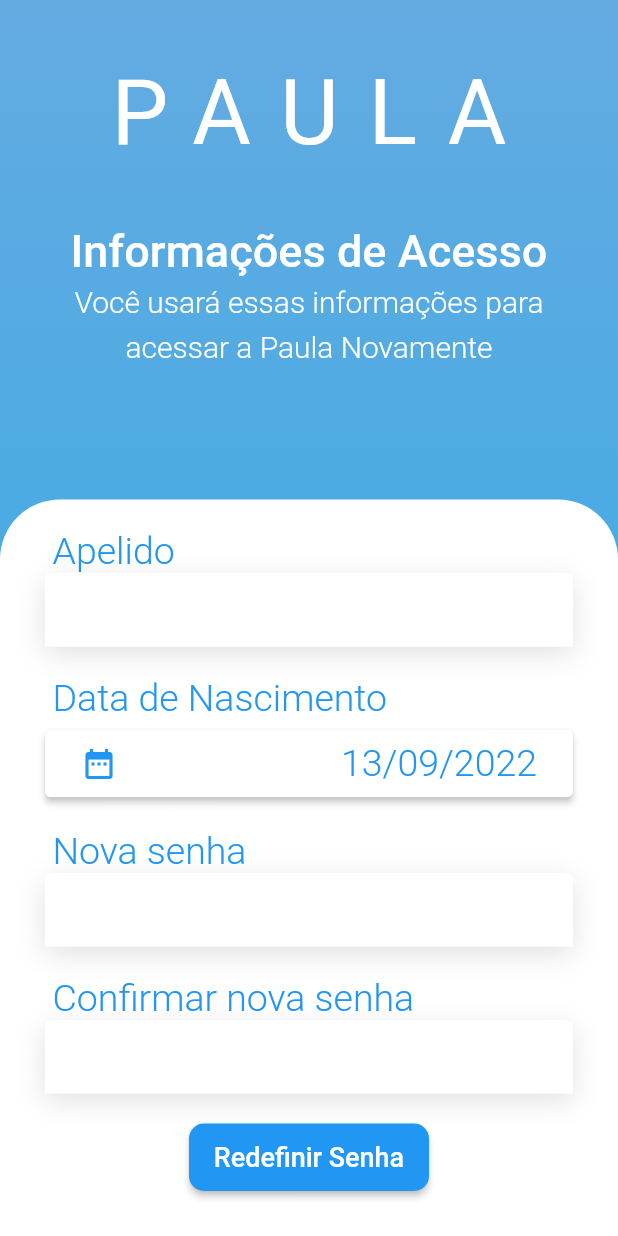
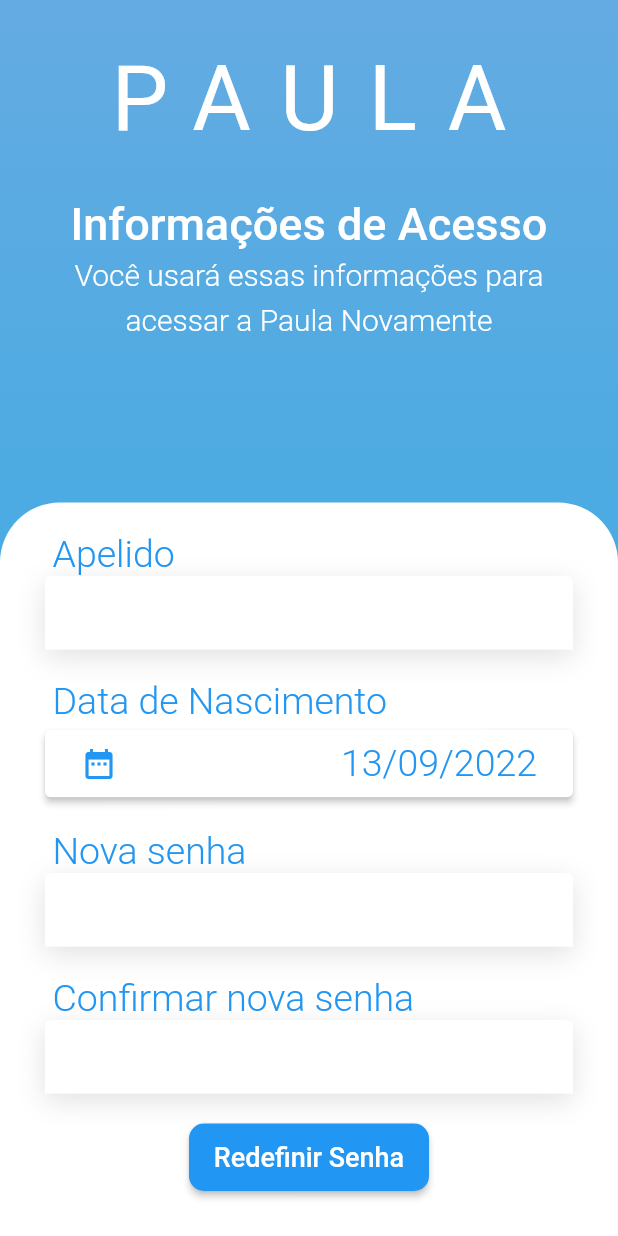
Before and after one commit to Paula-Project/Paula-app, a Flutter app: the ChangePassword screen opened directly, on a phone screen of 412 x 824 dp. Run offline on Flutter 3.47's test engine with Material 2 defaults, Android fonts, the phone set to English and light mode, and no system bars; our stand-ins replace audioplayers, get, page_transition, shared_preferences; accounts and stored records are empty; Roboto replaces fonts that are missing (Nunito).

Commit message:
tela Change password v.4 Ajuste pra caber na tela

```diff
--- a/lib/app/views/change_password.dart
+++ b/lib/app/views/change_password.dart
@@ -4,7 +4,6 @@ import 'package:page_transition/page_transition.dart';
 import 'package:paula/app/views/components/Input.dart';
 import 'package:paula/app/views/login_page.dart';
 import 'components/paulaTitle.dart';
-import 'home_page.dart';
 import 'package:flutter/services.dart';
 
 class ChangePassword extends StatefulWidget {
@@ -43,6 +42,7 @@ class _ChangePassword extends State<ChangePassword> {
     }
   }
 
+  @override
   void initState() {
     selectedDateTxt = DateFormat('dd/MM/yyyy').format(_date);
     super.initState();
@@ -80,7 +80,7 @@ class _ChangePassword extends State<ChangePassword> {
                   child: PaulaTitleComponent(),
                 ),
                 Expanded(
-                  flex: 18,
+                  flex: 21,
                   child: Column(
                       mainAxisSize: MainAxisSize.max,
                       mainAxisAlignment: MainAxisAlignment.start,
@@ -166,7 +166,7 @@ class _ChangePassword extends State<ChangePassword> {
                                             ),
                                           ),
                                           Container(
-                                            height: 5,
+                                            height: 3,
                                           ),
                                           ElevatedButton(
                                             style: ButtonStyle(
```
